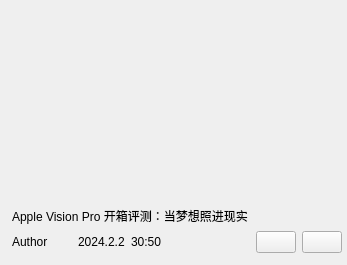
Old version of the form sVanilla/src/ClientUi/VideoList/VideoGridWidget.ui in the repository WangPengZhan/sVanilla.
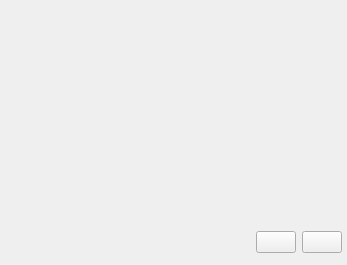
New version of the form. Icons and pictures are not drawn. Custom widgets are drawn as their Qt base class.

```diff
--- a/sVanilla/src/ClientUi/VideoList/VideoGridWidget.ui
+++ b/sVanilla/src/ClientUi/VideoList/VideoGridWidget.ui
@@ -55,7 +55,7 @@
       </sizepolicy>
      </property>
      <property name="text">
-      <string>Apple Vision Pro 开箱评测：当梦想照进现实</string>
+            <string />
      </property>
     </widget>
    </item>
@@ -95,7 +95,7 @@
          </size>
         </property>
         <property name="text">
-         <string>Author</string>
+                  <string />
         </property>
        </widget>
       </item>
@@ -108,7 +108,7 @@
          </sizepolicy>
         </property>
         <property name="text">
-         <string>2024.2.2</string>
+                  <string />
         </property>
        </widget>
       </item>
@@ -121,7 +121,7 @@
          </sizepolicy>
         </property>
         <property name="text">
-         <string>30:50</string>
+                  <string />
         </property>
        </widget>
       </item>
@@ -186,7 +186,7 @@
    </item>
   </layout>
  </widget>
- <layoutdefault spacing="6" margin="11"/>
+  <layoutdefault spacing="6" margin="11" />
  <customwidgets>
   <customwidget>
    <class>::RoundImageWidget</class>
```
Left out of the diff: 32 changed lines with no effect on the pictures. Lines whose indentation alone changed are shown as unchanged.
